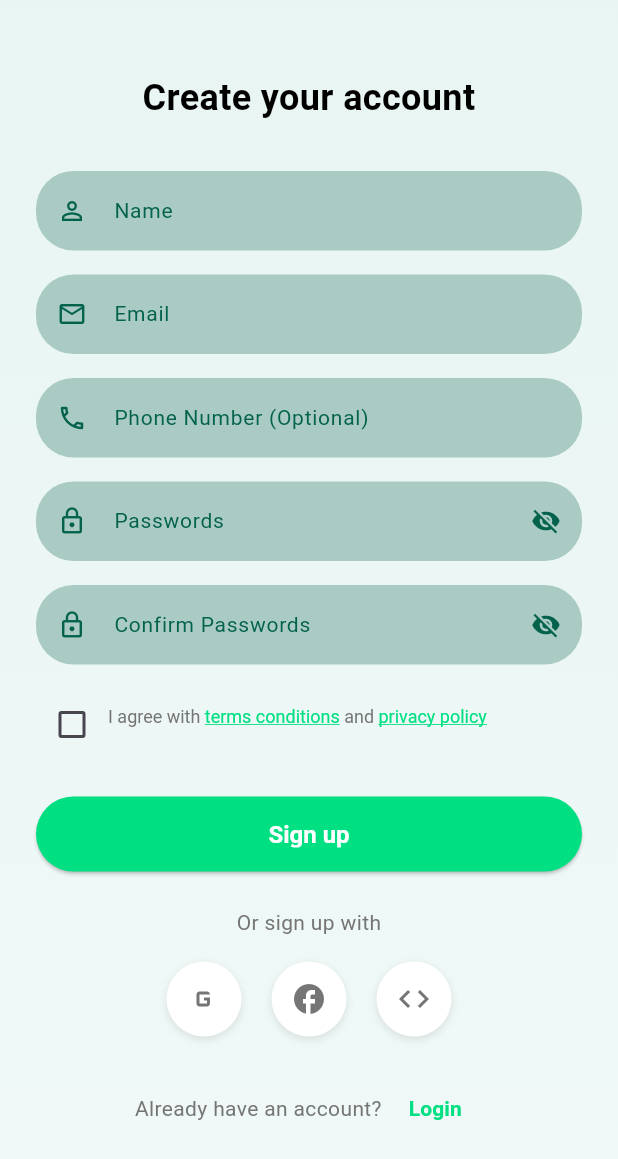
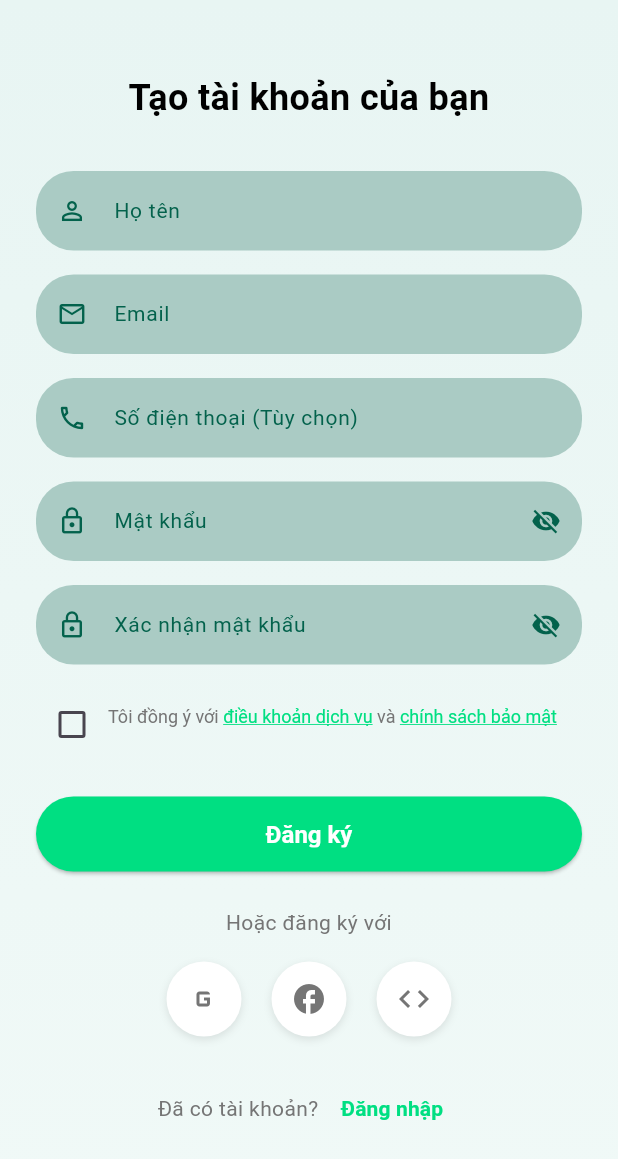
Before and after one commit to EXE-Fall25-Snapdi/Snapdi_App_FE, a Flutter app: the SignUpScreen screen opened by its route, on a phone screen of 412 x 824 dp. Shown: the top 1159 px of the screen. Run offline on Flutter 3.47's test engine with Material 3 defaults, Android fonts, the phone set to English and light mode, and no system bars; our stand-ins replace cached_network_image, connectivity_plus, dartz, dio, flutter_dotenv, flutter_map and 9 more; missing offline and left inert: signalr_core; accounts and stored records are empty; generated files the repository leaves out were written again; Roboto replaces fonts that are missing (SF Pro Display).

Commit message:
refactor(auth): update UI, change to Vietnamese

```diff
--- a/snapdi/lib/core/constants/app_assets.dart
+++ b/snapdi/lib/core/constants/app_assets.dart
@@ -111,7 +111,7 @@ class AppAssets {
 
   // static const String snapdiLogoWhite = '$_logosPath/snapdi_logo_white.png';
   static const String snapdiLogo = '$_logosPath/logo.svg';
-  static const String snapdiLogoIcon = '$_logosPath/snapdi_icon.png';
+  static const String snapdiLogoWithText = '$_logosPath/snapdi_logo_with_text.svg';
 
   // Social Media Logos
   // static const String googleLogo = '$_logosPath/google_logo.png';
@@ -213,8 +213,7 @@ class AppAssets {
   /// Get all logo assets
   static List<String> get allLogos => [
     snapdiLogo,
-    // snapdiLogoWhite,
-    snapdiLogoIcon,
+    snapdiLogoWithText,
     // googleLogo,
     // facebookLogo,
     // instagramLogo,
--- a/snapdi/lib/features/auth/presentation/screens/PhotographerSignUpStage3Screen.dart
+++ b/snapdi/lib/features/auth/presentation/screens/PhotographerSignUpStage3Screen.dart
@@ -35,7 +35,7 @@ class _PhotographerSignUpStage3ScreenState
   final List<String> _yearsOfExperienceOptions = [
     'Dưới 1 năm',
     '1-3 năm',
-    'Trên 3-5 năm',
+    '3-5 năm',
     'Trên 5 năm',
   ];
   String? _selectedYearsOfExperience;
--- a/snapdi/lib/features/auth/presentation/screens/account_type_selection_screen.dart
+++ b/snapdi/lib/features/auth/presentation/screens/account_type_selection_screen.dart
@@ -73,7 +73,7 @@ class _AccountTypeSelectionScreenState
 
                 // Title
                 Text(
-                  'Select your account type',
+                  'Chọn loại tài khoản của bạn',
                   style: AppTextStyles.headline3.copyWith(
                     color: AppColors.primaryDark,
                     fontWeight: FontWeight.w600,
@@ -130,7 +130,7 @@ class _AccountTypeSelectionScreenState
                       ),
                     ),
                     child: Text(
-                      'Next',
+                      'Tiếp tục',
                       style: AppTextStyles.buttonLarge.copyWith(
                         color: AppColors.black,
                         fontWeight: FontWeight.w600,
--- a/snapdi/lib/features/auth/presentation/screens/login_screen.dart
+++ b/snapdi/lib/features/auth/presentation/screens/login_screen.dart
@@ -30,20 +30,20 @@ class _LoginScreenState extends State<LoginScreen> {
 
   String? _validateEmail(String? value) {
     if (value == null || value.isEmpty) {
-      return 'Please enter your email';
+      return 'Vui lòng nhập email';
     }
     if (!RegExp(r'^[\w-\.]+@([\w-]+\.)+[\w-]{2,4}$').hasMatch(value)) {
-      return 'Please enter a valid email';
+      return 'Vui lòng nhập email hợp lệ';
     }
     return null;
   }
 
   String? _validatePassword(String? value) {
     if (value == null || value.isEmpty) {
-      return 'Please enter your password';
+      return 'Vui lòng nhập mật khẩu';
     }
     if (value.length < 6) {
-      return 'Password must be at least 6 characters';
+      return 'Mật khẩu phải có ít nhất 6 ký tự';
     }
     return null;
   }
@@ -67,7 +67,6 @@ class _LoginScreenState extends State<LoginScreen> {
 
       result.fold(
         (failure) {
-          // Handle login failure
           ScaffoldMessenger.of(context).showSnackBar(
             SnackBar(
               content: Text(
@@ -81,14 +80,11 @@ class _LoginScreenState extends State<LoginScreen> {
           );
         },
         (loginResponse) async {
-          // Handle login success
-          // Store authentication tokens securely using AuthService
           await _authService.storeAuthTokens(loginResponse);
 
-            if (mounted) {
-              context.go('/home');
-            }
-
+          if (mounted) {
+            context.go('/home');
+          }
         },
       );
     }
@@ -98,7 +94,7 @@ class _LoginScreenState extends State<LoginScreen> {
     ScaffoldMessenger.of(context).showSnackBar(
       SnackBar(
         content: Text(
-          '$platform login - Coming soon!',
+          '$platform - Sắp ra mắt!',
           style: AppTextStyles.bodyMedium.copyWith(color: AppColors.white),
         ),
         backgroundColor: AppColors.primary,
@@ -118,35 +114,32 @@ class _LoginScreenState extends State<LoginScreen> {
             child: Image.asset(AppAssets.backgroundGradient, fit: BoxFit.cover),
           ),
 
-          // Content on top of background
           SafeArea(
             child: Column(
               children: [
-                // Top section with logo (includes status bar height)
                 SizedBox(
                   height: 200 + MediaQuery.of(context).padding.top,
                   child: Center(
                     child: Column(
                       mainAxisAlignment: MainAxisAlignment.center,
                       children: [
-                        // Logo placeholder
                         Container(
                           padding: const EdgeInsets.all(36),
                           decoration: BoxDecoration(
-                            color: AppColors.primaryDarker,
+                            // color: AppColors.primaryDarker,
                             shape: BoxShape.circle,
                             boxShadow: [
                               BoxShadow(
-                                color: AppColors.black.withOpacity(0.1),
+                                color: AppColors.black.withOpacity(0.03),
                                 blurRadius: 10,
                                 offset: const Offset(0, 5),
                               ),
                             ],
                           ),
                           child: SvgPicture.asset(
-                            AppAssets.snapdiLogo,
-                            height: 120,
-                            width: 120,
+                            AppAssets.snapdiLogoWithText,
+                            height: 150,
+                            width: 150,
                           ),
                         ),
                       ],
@@ -154,7 +147,6 @@ class _LoginScreenState extends State<LoginScreen> {
                   ),
                 ),
 
-                // Bottom section with form
                 Expanded(
                   child: Container(
                     decoration: const BoxDecoration(
@@ -170,8 +162,7 @@ class _LoginScreenState extends State<LoginScreen> {
                           AppDimensions.paddingLarge,
                           AppDimensions.paddingLarge,
                           AppDimensions.paddingLarge,
-                          AppDimensions.paddingLarge +
-                              20, // Extra bottom padding
+                          AppDimensions.paddingLarge + 20,
                         ),
                         child: Form(
                           key: _formKey,
@@ -197,7 +188,7 @@ class _LoginScreenState extends State<LoginScreen> {
 
                               // Password field
                               CustomInputField(
-                                hintText: 'Passwords',
+                                hintText: 'Mật khẩu',
                                 prefixIcon: Icons.lock_outline,
                                 isPassword: true,
                                 controller: _passwordController,
@@ -211,11 +202,10 @@ class _LoginScreenState extends State<LoginScreen> {
                                 alignment: Alignment.centerRight,
                                 child: TextButton(
                                   onPressed: () {
-                                    // TODO: Implement forgot password
                                     ScaffoldMessenger.of(context).showSnackBar(
                                       SnackBar(
                                         content: Text(
-                                          'Forgot password - Coming soon!',
+                                          'Quên mật khẩu - Sắp ra mắt!',
                                           style: AppTextStyles.bodyMedium
                                               .copyWith(color: AppColors.white),
                                         ),
@@ -224,7 +214,7 @@ class _LoginScreenState extends State<LoginScreen> {
                                     );
                                   },
                                   child: Text(
-                                    'Forget passwords?',
+                                    'Quên mật khẩu?',
                                     style: AppTextStyles.bodySmall.copyWith(
                                       color: AppColors.primary,
                                     ),
@@ -259,7 +249,7 @@ class _LoginScreenState extends State<LoginScreen> {
                                           ),
                                         )
                                       : Text(
-                                          'Login',
+                                          'Đăng nhập',
                                           style: AppTextStyles.buttonLarge,
                                         ),
                                 ),
@@ -269,7 +259,7 @@ class _LoginScreenState extends State<LoginScreen> {
 
                               // "Or log in with" text
                               Text(
-                                'Or log in with',
+                                'Hoặc đăng nhập với',
                                 style: AppTextStyles.bodyMedium.copyWith(
                                   color: AppColors.textSecondary,
                                 ),
@@ -285,20 +275,19 @@ class _LoginScreenState extends State<LoginScreen> {
                                 mainAxisAlignment: MainAxisAlignment.center,
                                 children: [
                                   _SocialLoginButton(
-                                    icon: Icons
-                                        .g_mobiledata, // Google placeholder
+                                    icon: Icons.g_mobiledata,
                                     onPressed: () =>
                                         _handleSocialLogin('Google'),
                                   ),
                                   const SizedBox(width: 20),
                                   _SocialLoginButton(
-                                    icon: Icons.facebook, // Facebook
+                                    icon: Icons.facebook,
                                     onPressed: () =>
                                         _handleSocialLogin('Facebook'),
                                   ),
                                   const SizedBox(width: 20),
                                   _SocialLoginButton(
-                                    icon: Icons.code, // GitHub placeholder
+                                    icon: Icons.code,
                                     onPressed: () =>
                                         _handleSocialLogin('GitHub'),
                                   ),
@@ -312,7 +301,7 @@ class _LoginScreenState extends State<LoginScreen> {
                                 mainAxisAlignment: MainAxisAlignment.center,
                                 children: [
                                   Text(
-                                    "Don't have an account? ",
+                                    'Chưa có tài khoản? ',
                                     style: AppTextStyles.bodyMedium.copyWith(
                                       color: AppColors.textSecondary,
                                     ),
@@ -328,7 +317,7 @@ class _LoginScreenState extends State<LoginScreen> {
                                       );
                                     },
                                     child: Text(
-                                      'Sign up',
+                                      'Đăng ký',
                                       style: AppTextStyles.bodyMedium.copyWith(
                                         color: AppColors.primary,
                                         fontWeight: FontWeight.w600,
--- a/snapdi/lib/features/auth/presentation/screens/sign_up_screen.dart
+++ b/snapdi/lib/features/auth/presentation/screens/sign_up_screen.dart
@@ -43,54 +43,53 @@ class _SignUpScreenState extends State<SignUpScreen> {
 
   String? _validateName(String? value) {
     if (value == null || value.isEmpty) {
-      return 'Please enter your name';
+      return 'Vui lòng nhập họ tên';
     }
     if (value.length < 2) {
-      return 'Name must be at least 2 characters';
+      return 'Họ tên phải có ít nhất 2 ký tự';
     }
     return null;
   }
 
   String? _validateEmail(String? value) {
     if (value == null || value.isEmpty) {
-      return 'Please enter your email';
+      return 'Vui lòng nhập email';
     }
     if (!RegExp(r'^[\w-\.]+@([\w-]+\.)+[\w-]{2,4}$').hasMatch(value)) {
-      return 'Please enter a valid email';
+      return 'Vui lòng nhập email hợp lệ';
     }
     return null;
   }
 
   String? _validatePhone(String? value) {
     if (value != null && value.isNotEmpty) {
-      // Remove all non-digit characters for validation
       String phoneDigits = value.replaceAll(RegExp(r'[^0-9]'), '');
       if (phoneDigits.length < 10) {
-        return 'Phone number must be at least 10 digits';
+        return 'Số điện thoại phải có ít nhất 10 chữ số';
       }
       if (phoneDigits.length > 15) {
-        return 'Phone number must not exceed 15 digits';
+        return 'Số điện thoại không được vượt quá 15 chữ số';
       }
     }
-    return null; // Phone is optional
+    return null;
   }
 
   String? _validatePassword(String? value) {
     if (value == null || value.isEmpty) {
-      return 'Please enter your password';
+      return 'Vui lòng nhập mật khẩu';
     }
     if (value.length < 6) {
-      return 'Password must be at least 6 characters';
+      return 'Mật khẩu phải có ít nhất 6 ký tự';
     }
     return null;
   }
 
   String? _validateConfirmPassword(String? value) {
     if (value == null || value.isEmpty) {
-      return 'Please confirm your password';
+      return 'Vui lòng xác nhận mật khẩu';
     }
     if (value != _passwordController.text) {
-      return 'Passwords do not match';
+      return 'Mật khẩu không khớp';
     }
     return null;
   }
@@ -100,7 +99,7 @@ class _SignUpScreenState extends State<SignUpScreen> {
       ScaffoldMessenger.of(context).showSnackBar(
         SnackBar(
           content: Text(
-            'Please agree to terms and conditions',
+            'Vui lòng đồng ý với điều khoản và chính sách',
             style: AppTextStyles.bodyMedium.copyWith(color: AppColors.white),
           ),
           backgroundColor: AppColors.error,
@@ -122,7 +121,6 @@ class _SignUpScreenState extends State<SignUpScreen> {
             : null,
         password: _passwordController.text,
         roleId: _roleId,
-        // Optional fields can be null for basic sign up
         locationAddress: null,
         locationCity: null,
         avatarUrl: null,
@@ -147,7 +145,7 @@ class _SignUpScreenState extends State<SignUpScreen> {
             } else if (failure is ServerFailure) {
               errorMessage = failure.message;
             } else {
-              errorMessage = 'Registration failed. Please try again.';
+              errorMessage = 'Đăng ký thất bại. Vui lòng thử lại.';
             }
 
             ScaffoldMessenger.of(context).showSnackBar(
@@ -166,7 +164,7 @@ class _SignUpScreenState extends State<SignUpScreen> {
             ScaffoldMessenger.of(context).showSnackBar(
               SnackBar(
                 content: Text(
-                  'Account created successfully! Please check your email for verification code.',
+                  'Tạo tài khoản thành công! Vui lòng kiểm tra email để lấy mã xác thực.',
                   style: AppTextStyles.bodyMedium.copyWith(
                     color: AppColors.white,
                   ),
@@ -175,7 +173,6 @@ class _SignUpScreenState extends State<SignUpScreen> {
               ),
             );
 
-            // Navigate to verify code screen for email verification
             Navigator.of(context).pushReplacement(
               MaterialPageRoute(
                 builder: (context) => VerifyCodeScreen(
@@ -194,7 +191,7 @@ class _SignUpScreenState extends State<SignUpScreen> {
     ScaffoldMessenger.of(context).showSnackBar(
       SnackBar(
         content: Text(
-          '$platform sign up - Coming soon!',
+          '$platform - Sắp ra mắt!',
           style: AppTextStyles.bodyMedium.copyWith(color: AppColors.white),
         ),
         backgroundColor: AppColors.primary,
@@ -210,10 +207,7 @@ class _SignUpScreenState extends State<SignUpScreen> {
           gradient: LinearGradient(
             begin: Alignment.topCenter,
             end: Alignment.bottomCenter,
-            colors: [
-              Color(0xFFE8F5F3), // Light mint/teal at top
-              Color(0xFFF0F9F7), // Very light teal at bottom
-            ],
+            colors: [Color(0xFFE8F5F3), Color(0xFFF0F9F7)],
           ),
         ),
         child: SafeArea(
@@ -229,7 +223,7 @@ class _SignUpScreenState extends State<SignUpScreen> {
 
                     // Title
                     Text(
-                      'Create your account',
+                      'Tạo tài khoản của bạn',
                       style: AppTextStyles.headline3.copyWith(
                         color: AppColors.textPrimary,
                         fontWeight: FontWeight.w600,
@@ -241,7 +235,7 @@ class _SignUpScreenState extends State<SignUpScreen> {
 
                     // Name field
                     CustomInputField(
-                      hintText: 'Name',
+                      hintText: 'Họ tên',
                       prefixIcon: Icons.person_outline,
                       keyboardType: TextInputType.name,
                       controller: _nameController,
@@ -263,7 +257,7 @@ class _SignUpScreenState extends State<SignUpScreen> {
 
                     // Phone field (optional)
                     CustomInputField(
-                      hintText: 'Phone Number (Optional)',
+                      hintText: 'Số điện thoại (Tùy chọn)',
                       prefixIcon: Icons.phone_outlined,
                       keyboardType: TextInputType.phone,
                       controller: _phoneController,
@@ -274,7 +268,7 @@ class _SignUpScreenState extends State<SignUpScreen> {
 
                     // Password field
                     CustomInputField(
-                      hintText: 'Passwords',
+                      hintText: 'Mật khẩu',
                       prefixIcon: Icons.lock_outline,
                       isPassword: true,
                       controller: _passwordController,
@@ -285,7 +279,7 @@ class _SignUpScreenState extends State<SignUpScreen> {
 
                     // Confirm Password field
                     CustomInputField(
-                      hintText: 'Confirm Passwords',
+                      hintText: 'Xác nhận mật khẩu',
                       prefixIcon: Icons.lock_outline,
                       isPassword: true,
                       controller: _confirmPasswordController,
@@ -322,17 +316,17 @@ class _SignUpScreenState extends State<SignUpScreen> {
                                     color: AppColors.textSecondary,
                                   ),
                                   children: [
-                                    const TextSpan(text: 'I agree with '),
+                                    const TextSpan(text: 'Tôi đồng ý với '),
                                     TextSpan(
-                                      text: 'terms conditions',
+                                      text: 'điều khoản dịch vụ',
                                       style: TextStyle(
                                         color: AppColors.primary,
                                         decoration: TextDecoration.underline,
                                       ),
                                     ),
-                                    const TextSpan(text: ' and '),
+                                    const TextSpan(text: ' và '),
                                     TextSpan(
-                                      text: 'privacy policy',
+                                      text: 'chính sách bảo mật',
                                       style: TextStyle(
                                         color: AppColors.primary,
                                         decoration: TextDecoration.underline,
@@ -372,7 +366,7 @@ class _SignUpScreenState extends State<SignUpScreen> {
                                   ),
                                 ),
                               )
-                            : Text('Sign up', style: AppTextStyles.buttonLarge),
+                            : Text('Đăng ký', style: AppTextStyles.buttonLarge),
                       ),
                     ),
 
@@ -380,7 +374,7 @@ class _SignUpScreenState extends State<SignUpScreen> {
 
                     // "Or sign up with" text
                     Text(
-                      'Or sign up with',
+                      'Hoặc đăng ký với',
                       style: AppTextStyles.bodyMedium.copyWith(
                         color: AppColors.textSecondary,
                       ),
@@ -394,17 +388,17 @@ class _SignUpScreenState extends State<SignUpScreen> {
                       mainAxisAlignment: MainAxisAlignment.center,
                       children: [
                         _SocialSignUpButton(
-                          icon: Icons.g_mobiledata, // Google placeholder
+                          icon: Icons.g_mobiledata,
                           onPressed: () => _handleSocialSignUp('Google'),
                         ),
                         const SizedBox(width: 20),
                         _SocialSignUpButton(
-                          icon: Icons.facebook, // Facebook
+                          icon: Icons.facebook,
                           onPressed: () => _handleSocialSignUp('Facebook'),
                         ),
                         const SizedBox(width: 20),
                         _SocialSignUpButton(
-                          icon: Icons.code, // GitHub placeholder
+                          icon: Icons.code,
                           onPressed: () => _handleSocialSignUp('GitHub'),
                         ),
                       ],
@@ -417,23 +411,18 @@ class _SignUpScreenState extends State<SignUpScreen> {
                       mainAxisAlignment: MainAxisAlignment.center,
                       children: [
                         Text(
-                          'Already have an account? ',
+                          'Đã có tài khoản? ',
                           style: AppTextStyles.bodyMedium.copyWith(
                             color: AppColors.textSecondary,
                           ),
                         ),
                         TextButton(
                           onPressed: () {
-                            // Pop back to login screen (skip account type selection)
-                            // Navigation stack: Welcome → Login → AccountType → SignUp
-                            // We need to pop 2 screens to get back to Login
-                            Navigator.of(context).pop(); // Pop SignUp
-                            Navigator.of(
-                              context,
-                            ).pop(); // Pop AccountType, back to Login
+                            Navigator.of(context).pop();
+                            Navigator.of(context).pop();
                           },
                           child: Text(
-                            'Login',
+                            'Đăng nhập',
                             style: AppTextStyles.bodyMedium.copyWith(
                               color: AppColors.primary,
                               fontWeight: FontWeight.w600,
--- a/snapdi/lib/features/auth/presentation/screens/welcome_screen.dart
+++ b/snapdi/lib/features/auth/presentation/screens/welcome_screen.dart
@@ -19,13 +19,13 @@ class WelcomeScreen extends StatelessWidget {
               const Spacer(flex: 2),
 
               // Logo Section
-              SvgPicture.asset(AppAssets.snapdiLogo),
+              SvgPicture.asset(AppAssets.snapdiLogo, height: 100, width: 100),
 
               const SizedBox(height: AppDimensions.marginXLarge),
 
               // Welcome Text
               Text(
-                'Welcome to Snapdi',
+                'Chào mừng đến với Snapdi',
                 style: AppTextStyles.headline1,
                 textAlign: TextAlign.center,
               ),
@@ -34,7 +34,7 @@ class WelcomeScreen extends StatelessWidget {
 
               // Description
               Text(
-                'Find and book professional photographers for your special moments. From weddings to portraits, we connect you with talented photographers in your area.',
+                'Tìm và đặt chụp ảnh chuyên nghiệp cho những khoảnh khắc đặc biệt của bạn. Từ đám cưới đến chân dung, chúng tôi kết nối bạn với các nhiếp ảnh gia tài năng trong khu vực của bạn.',
                 style: AppTextStyles.bodyLarge.copyWith(
                   color: AppColors.textSecondary,
                   height: 1.5,
@@ -49,7 +49,6 @@ class WelcomeScreen extends StatelessWidget {
                 width: double.infinity,
                 child: ElevatedButton(
                   onPressed: () {
-                    // Use go_router for navigation
                     context.push('/login');
                   },
                   style: ElevatedButton.styleFrom(
@@ -64,7 +63,7 @@ class WelcomeScreen extends StatelessWidget {
                       ),
                     ),
                   ),
-                  child: Text('Get Started', style: AppTextStyles.buttonLarge),
+                  child: Text('Bắt đầu', style: AppTextStyles.buttonLarge),
                 ),
               ),
 
@@ -75,7 +74,6 @@ class WelcomeScreen extends StatelessWidget {
                 width: double.infinity,
                 child: OutlinedButton(
                   onPressed: () {
-                    // Use go_router for navigation
                     context.push('/photographer-signup');
                   },
                   style: OutlinedButton.styleFrom(
@@ -90,7 +88,7 @@ class WelcomeScreen extends StatelessWidget {
                     ),
                   ),
                   child: Text(
-                    'Register as Photographer',
+                    'Đăng ký là Nhiếp ảnh gia',
                     style: AppTextStyles.buttonLarge.copyWith(
                       color: AppColors.primary,
                     ),
```
Also changed, not shown: snapdi/lib/features/auth/presentation/screens/splash_screen.dart (+23 -18 lines), snapdi/lib/features/auth/presentation/screens/verify_code_screen.dart (+7 -11 lines), snapdi/assets/logos/snapdi_icon.png (deleted), snapdi/assets/logos/snapdi_logo_with_text.svg (added).
